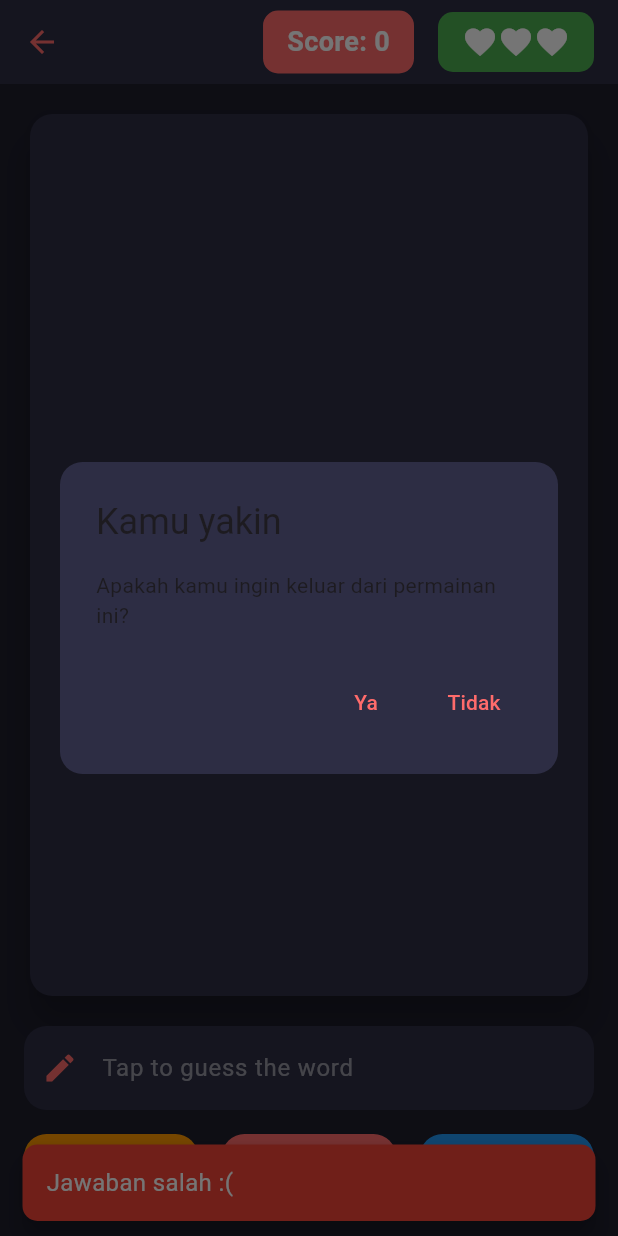
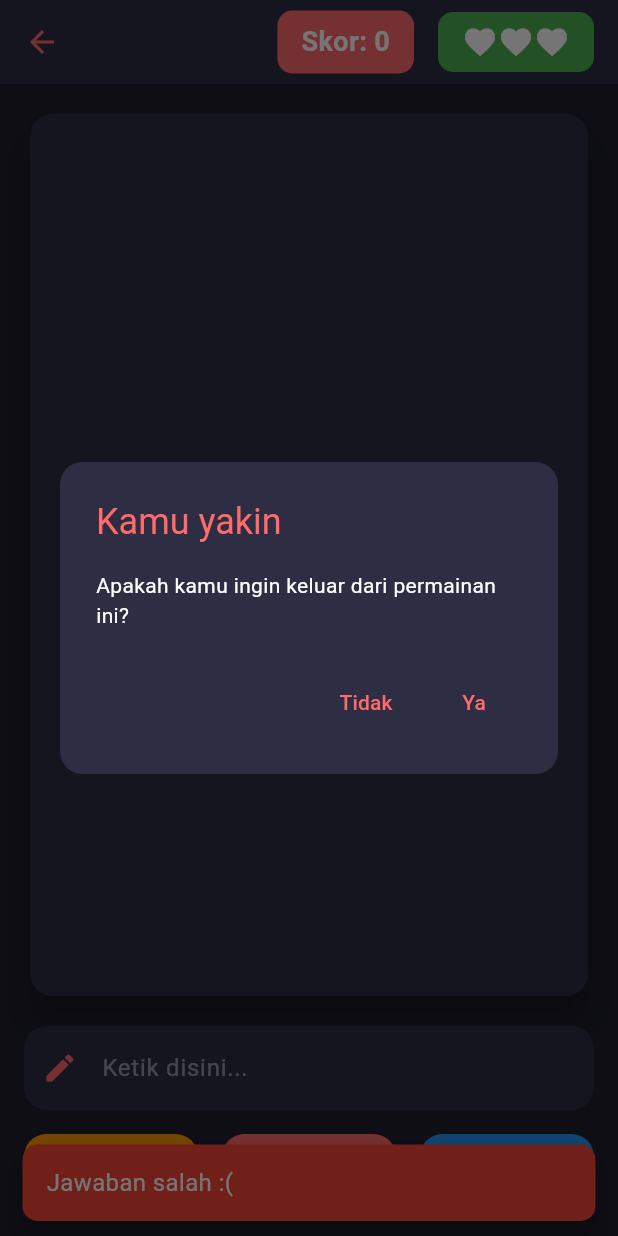
Before and after one commit to kfahmi77/my-flutter-project, a Flutter app: the WordPuzzlePage screen opened directly, item 2 of the bottom bar chosen, after a tap on the "arrow back" icon, on a phone screen of 412 x 824 dp. Run offline on Flutter 3.47's test engine with Material 3 defaults, Android fonts, the phone set to English and light mode, and no system bars; our stand-ins replace sqflite; accounts and stored records are empty.

Commit message:
change text color and language

```diff
--- a/lib/play_menu_view.dart
+++ b/lib/play_menu_view.dart
@@ -143,13 +143,16 @@ class _WordPuzzlePageState extends State<WordPuzzlePage>
     return (await showDialog(
           context: context,
           builder: (context) => AlertDialog(
-            title: const Text('Kamu yakin'),
-            content:
-                const Text('Apakah kamu ingin keluar dari permainan ini?'),
+            title: const Text('Kamu yakin',
+                style: TextStyle(color: Color(0xFFFF6B6B))),
+            content: const Text(
+              'Apakah kamu ingin keluar dari permainan ini?',
+              style: TextStyle(color: Colors.white),
+            ),
             actions: <Widget>[
               TextButton(
                 onPressed: () => Navigator.of(context).pop(false),
-                child: const Text('Ya',
+                child: const Text('Tidak',
                     style: TextStyle(color: Color(0xFFFF6B6B))),
               ),
               TextButton(
@@ -157,7 +160,7 @@ class _WordPuzzlePageState extends State<WordPuzzlePage>
                   dbHelper.insertScore(score);
                   Navigator.of(context).pop(true);
                 },
-                child: const Text('Tidak',
+                child: const Text('Ya',
                     style: TextStyle(color: Color(0xFFFF6B6B))),
               ),
             ],
@@ -216,7 +219,7 @@ class _WordPuzzlePageState extends State<WordPuzzlePage>
                   borderRadius: BorderRadius.circular(10),
                 ),
                 child: Text(
-                  'Score: $score',
+                  'Skor: $score',
                   style: const TextStyle(
                       fontSize: 18,
                       fontWeight: FontWeight.bold,
@@ -314,7 +317,7 @@ class _WordPuzzlePageState extends State<WordPuzzlePage>
                           showCursor: _isEditing,
                           style: const TextStyle(color: Colors.white),
                           decoration: InputDecoration(
-                            hintText: 'Tap to guess the word',
+                            hintText: 'Ketik disini...',
                             hintStyle:
                                 TextStyle(color: Colors.white.withOpacity(0.5)),
                             filled: true,
@@ -335,7 +338,7 @@ class _WordPuzzlePageState extends State<WordPuzzlePage>
                         Expanded(
                           child: ElevatedButton.icon(
                             icon: const Icon(Icons.lightbulb),
-                            label: const Text('HINT'),
+                            label: const Text('PETUNJUK'),
                             style: ElevatedButton.styleFrom(
                               foregroundColor: Colors.white,
                               backgroundColor: Colors.orange,
@@ -345,7 +348,8 @@ class _WordPuzzlePageState extends State<WordPuzzlePage>
                             ),
                             onPressed: () {
                               setState(() {
-                                hintText = "\"${currentWordData['hint'].toString()}\"";
+                                hintText =
+                                    "\"${currentWordData['hint'].toString()}\"";
                               });
                             },
                           ),
@@ -354,7 +358,7 @@ class _WordPuzzlePageState extends State<WordPuzzlePage>
                         Expanded(
                           child: ElevatedButton.icon(
                             icon: const Icon(Icons.check),
-                            label: const Text('SUBMIT'),
+                            label: const Text('JAWAB'),
                             style: ElevatedButton.styleFrom(
                               foregroundColor: Colors.white,
                               backgroundColor: const Color(0xFFFF6B6B),
@@ -370,7 +374,7 @@ class _WordPuzzlePageState extends State<WordPuzzlePage>
                         Expanded(
                           child: ElevatedButton.icon(
                             icon: const Icon(Icons.skip_next),
-                            label: const Text('SKIP'),
+                            label: const Text('LEWATI'),
                             style: ElevatedButton.styleFrom(
                               foregroundColor: Colors.white,
                               backgroundColor: Colors.blue,
```
